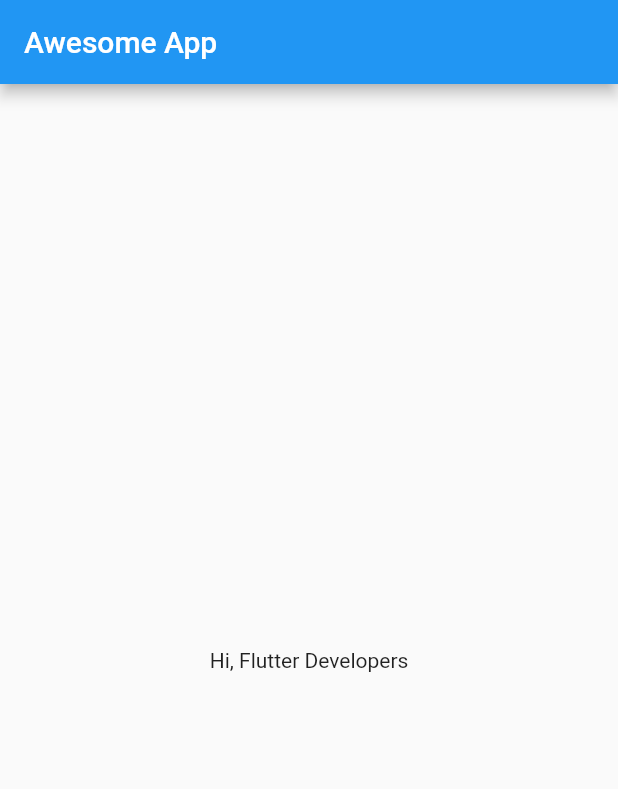
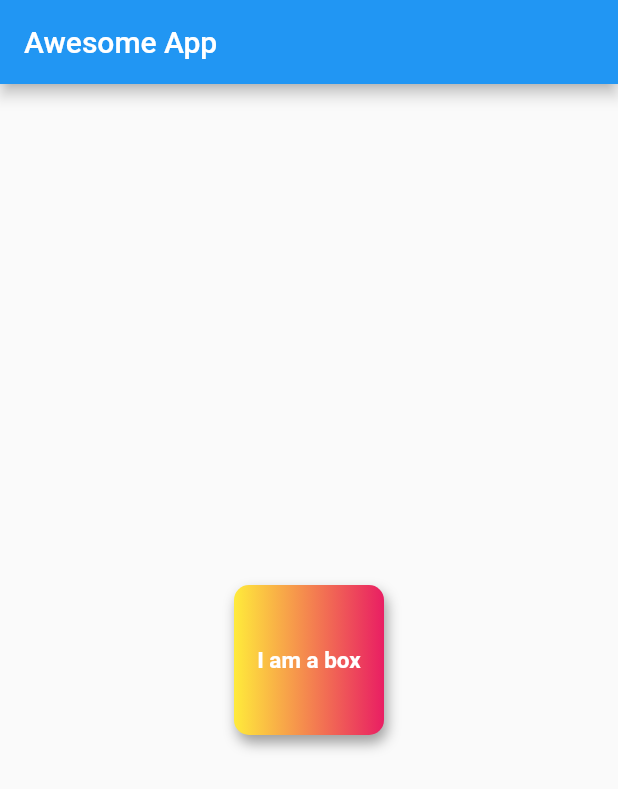
Before and after one commit to singh-vaibhav-07/Tutorial-App, a Flutter app: the screen it shows after launch, on a phone screen of 412 x 824 dp. Shown: the top 789 px of the screen. Run offline on Flutter 3.47's test engine with Material 2 defaults, Android fonts, the light colour scheme and no system bars.

Commit message:
ch2 completed

```diff
--- a/lib/main.dart
+++ b/lib/main.dart
@@ -17,8 +17,31 @@ class HomePage extends StatelessWidget {
         appBar: AppBar(
           title: Text("Awesome App"),
         ),
-        body: Container(
-          child: Center(child: Text("Hi, Flutter Developers")),
+        body: Center(
+          child: Container(
+            padding: const EdgeInsets.all(8),
+            alignment: Alignment.center,
+            // color: Colors.teal,
+            width: 100,
+            height: 100,
+            decoration: BoxDecoration(
+                borderRadius: BorderRadius.circular(10),
+                // shape: BoxShape.circle,
+                boxShadow: [
+                  BoxShadow(
+                      color: Colors.grey,
+                      blurRadius: 7,
+                      offset: Offset(2.0, 5.0))
+                ],
+                color: Colors.teal,
+                gradient: LinearGradient(colors: [Colors.yellow, Colors.pink])),
+            child: Text("I am a box",
+                style: TextStyle(
+                  color: Colors.white,
+                  fontWeight: FontWeight.bold,
+                  fontSize: 15,
+                )),
+          ),
         ),
       ),
     );
```
